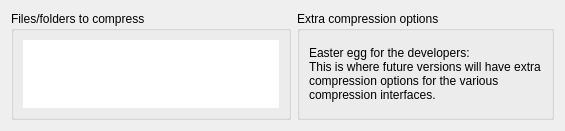
Before: the Qt Designer form kerfuffle/adddialog.ui in KDE/ark, drawn with Qt 5.
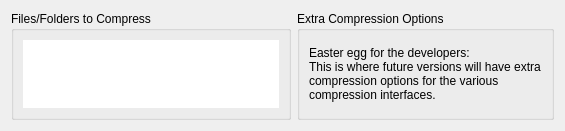
After: the same form once the commit is applied.

Patch:
```diff
--- a/kerfuffle/adddialog.ui
+++ b/kerfuffle/adddialog.ui
@@ -25,7 +25,7 @@
       </sizepolicy>
      </property>
      <property name="title" >
-      <string>Files/folders to compress</string>
+      <string>Files/Folders to Compress</string>
      </property>
      <layout class="QVBoxLayout" name="verticalLayout_2" >
       <item>
@@ -89,7 +89,7 @@
       </sizepolicy>
      </property>
      <property name="title" >
-      <string>Extra compression options</string>
+      <string>Extra Compression Options</string>
      </property>
      <layout class="QVBoxLayout" name="verticalLayout" >
       <item>
```
